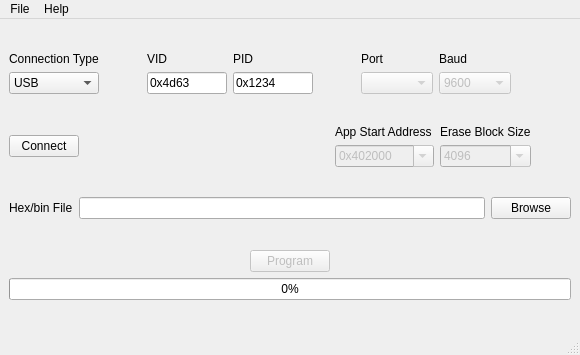
This is mainwindow.ui in bemcgarvey/HarmonyBootloader as Qt 5 draws it before an edit. The edited form follows.
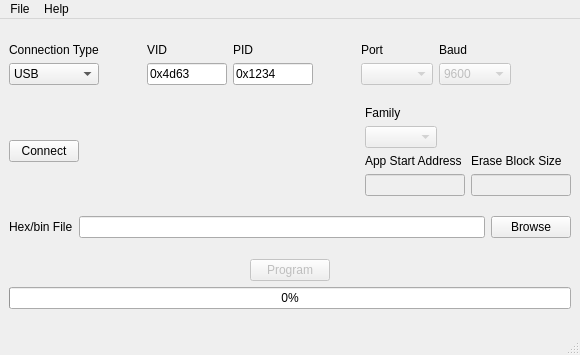
This is the edited form. Icons and pictures are not drawn.

```diff
--- a/mainwindow.ui
+++ b/mainwindow.ui
@@ -260,6 +260,26 @@
        <layout class="QHBoxLayout" name="horizontalLayout_5">
         <item>
          <layout class="QVBoxLayout" name="verticalLayout_4">
+          <item>
+           <widget class="QLabel" name="label_9">
+            <property name="text">
+             <string>Family</string>
+            </property>
+           </widget>
+          </item>
+          <item alignment="Qt::AlignLeft">
+           <widget class="QComboBox" name="familyComboBox">
+            <property name="enabled">
+             <bool>false</bool>
+            </property>
+            <property name="sizePolicy">
+             <sizepolicy hsizetype="Preferred" vsizetype="Fixed">
+              <horstretch>0</horstretch>
+              <verstretch>0</verstretch>
+             </sizepolicy>
+            </property>
+           </widget>
+          </item>
           <item>
            <widget class="QLabel" name="label_7">
             <property name="text">
@@ -267,30 +287,36 @@
             </property>
            </widget>
           </item>
-          <item>
-           <widget class="QComboBox" name="startAddressComboBox">
+          <item alignment="Qt::AlignLeft">
+           <widget class="QLineEdit" name="appStartEdit">
             <property name="enabled">
              <bool>false</bool>
             </property>
-            <property name="editable">
-             <bool>true</bool>
+            <property name="maximumSize">
+             <size>
+              <width>100</width>
+              <height>16777215</height>
+             </size>
             </property>
-            <item>
-             <property name="text">
-              <string>0x402000</string>
-             </property>
-            </item>
-            <item>
-             <property name="text">
-              <string>0x9d000000</string>
-             </property>
-            </item>
            </widget>
           </item>
          </layout>
         </item>
         <item>
          <layout class="QVBoxLayout" name="verticalLayout_5">
+          <item>
+           <spacer name="verticalSpacer_6">
+            <property name="orientation">
+             <enum>Qt::Vertical</enum>
+            </property>
+            <property name="sizeHint" stdset="0">
+             <size>
+              <width>20</width>
+              <height>40</height>
+             </size>
+            </property>
+           </spacer>
+          </item>
           <item>
            <widget class="QLabel" name="label_8">
             <property name="text">
@@ -299,43 +325,32 @@
            </widget>
           </item>
           <item>
-           <widget class="QComboBox" name="eraseBlockSizeComboBox">
+           <widget class="QLineEdit" name="eraseSizeEdit">
             <property name="enabled">
              <bool>false</bool>
             </property>
-            <property name="editable">
-             <bool>true</bool>
+            <property name="sizePolicy">
+             <sizepolicy hsizetype="Minimum" vsizetype="Fixed">
+              <horstretch>0</horstretch>
+              <verstretch>0</verstretch>
+             </sizepolicy>
             </property>
-            <item>
-             <property name="text">
-              <string>4096</string>
-             </property>
-            </item>
-            <item>
-             <property name="text">
-              <string>8192</string>
-             </property>
-            </item>
+            <property name="minimumSize">
+             <size>
+              <width>0</width>
+              <height>0</height>
+             </size>
+            </property>
+            <property name="maximumSize">
+             <size>
+              <width>100</width>
+              <height>16777215</height>
+             </size>
+            </property>
            </widget>
           </item>
          </layout>
         </item>
-        <item>
-         <spacer name="horizontalSpacer_7">
-          <property name="orientation">
-           <enum>Qt::Horizontal</enum>
-          </property>
-          <property name="sizeType">
-           <enum>QSizePolicy::Fixed</enum>
-          </property>
-          <property name="sizeHint" stdset="0">
-           <size>
-            <width>40</width>
-            <height>20</height>
-           </size>
-          </property>
-         </spacer>
-        </item>
        </layout>
       </item>
      </layout>
```
